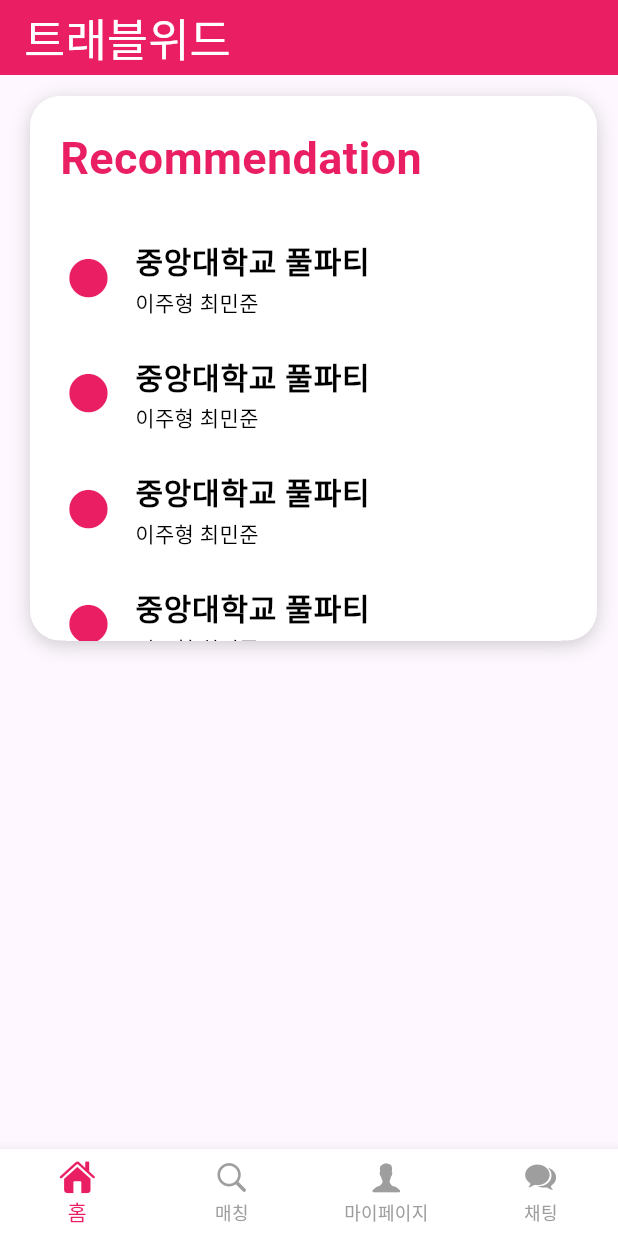
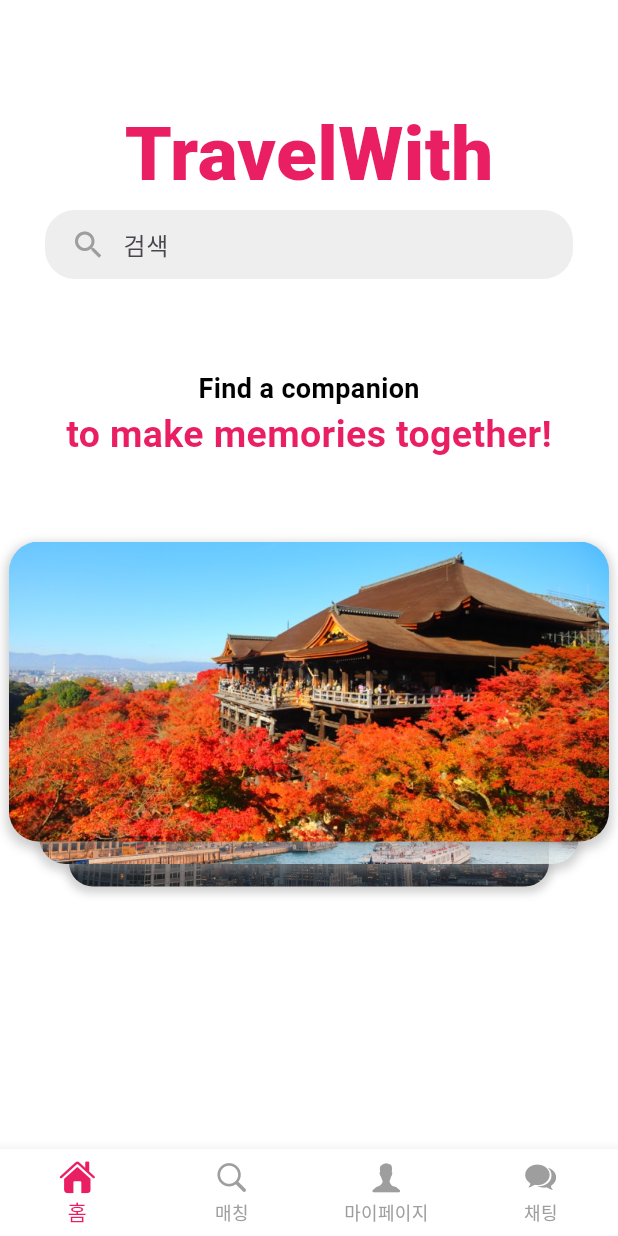
Before and after one commit to smilebank7/TravelWith_front, a Flutter app: the screen it shows after launch, on a phone screen of 412 x 824 dp. Run offline on Flutter 3.47's test engine with Material 3 defaults, Android fonts, the phone set to English and light mode, and no system bars; drawn by our look-alikes of card_swiper, draggable_home; our stand-ins replace dash_chat_2, dio, flutter_dotenv, flutter_riverpod, get, go_router and 3 more; missing offline and left inert: flutter_naver_map, random_avatar; project files that could hold a hidden picture were left out.

Commit message:
[UPDATE] 홈화면 디자인 변경

```diff
--- a/lib/main.dart
+++ b/lib/main.dart
@@ -77,17 +77,6 @@
         builder: (BuildContext context, GoRouterState state, StatefulNavigationShell navigationShell) {
           return SafeArea(
             child: Scaffold(
-                appBar: PreferredSize(preferredSize: const Size.fromHeight(50), child: AppBar(
-                  title: const Text(
-                    '트래블위드',
-                    style: TextStyle(
-                        fontSize: 30,
-                        color: Colors.white
-                    ),
-                  ),
-                  backgroundColor: Colors.pink,
-                )
-                ),
                 body: navigationShell,
                 bottomNavigationBar: BottomNavigationBar(
                     items: const<BottomNavigationBarItem>[
--- a/lib/pages/home/home2.dart
+++ b/lib/pages/home/home2.dart
@@ -1,6 +1,11 @@
 import 'package:flutter/material.dart';
 import 'package:flutter_riverpod/flutter_riverpod.dart';
 import 'package:flutter/cupertino.dart';
+import 'package:draggable_home/draggable_home.dart';
+import 'package:card_swiper/card_swiper.dart';
+
+import 'package:go_router/go_router.dart';
+import '/Controller/matchingProvider/matchingProviders.dart';
 
 class Home2 extends ConsumerStatefulWidget {
   const Home2({super.key});
@@ -12,58 +17,143 @@
 class _Home2State extends ConsumerState<Home2> {
   @override
   Widget build(BuildContext context) {
-    return Scaffold(
-      body: SingleChildScrollView(
+    final List<String> imagePaths = [
+      'assets/images/1.jpg',
+      'assets/images/2.jpg',
+      'assets/images/3.jpg',
+      'assets/images/4.jpg',
+      // 필요한 이미지 경로들을 추가합니다.
+    ];
+
+    return DraggableHome(
+      title: Padding(
+        padding: const EdgeInsets.all(20.0),
+        child: Text('TravelWith',
+          style: TextStyle(
+            color: Colors.black,
+            fontSize: 20,
+            fontWeight: FontWeight.bold,
+          )),
+      ),
+      headerWidget: Container(
+        alignment: Alignment.center,
+        color: Colors.white,
+        child: Text(
+          'TravelWith',
+          style: TextStyle(
+            color: Colors.pink,
+            fontSize: 50,
+            fontWeight: FontWeight.w900,
+          ),
+        ),
+      ),
+      headerBottomBar: Container(
+        color: Colors.white,
+        child: Padding(
+          padding: EdgeInsets.fromLTRB(20, 10, 20, 0),
+          child: TextField(
+            onTap: () {
+              context.go('/matching');
+            },
+            decoration: InputDecoration(
+              hintText: '검색',
+              contentPadding: EdgeInsets.symmetric(vertical: 0),
+              border: OutlineInputBorder(
+                borderRadius: BorderRadius.circular(20.0),
+                borderSide: BorderSide.none, // 테두리 선 없음
+              ),
+              filled: true,
+              fillColor: Colors.grey[200],
+              prefixIcon: Padding(
+                padding: EdgeInsets.only(left: 10),
+                child: Icon(Icons.search, color: Colors.grey),
+              ),
+            ),
+          ),
+        ),
+      ),
+      headerExpandedHeight: 0.25,
+      backgroundColor: Color(0xffffffff),
+      appBarColor: Colors.white,
+      body: [
+          Container(
+            height: 130,
+            width: double.infinity,
             child: Column(
               children: [
+                SizedBox(height: 40),
+                Text("Find a companion",style: TextStyle(
+                  color: Colors.black,
+                  fontSize: 18,
+                  fontWeight: FontWeight.w600,
+                ),),
+                Text("to make memories together!",style: TextStyle(
+                  color: Colors.pink,
+                  fontSize: 25,
+                  fontWeight: FontWeight.bold,
+                ),),
+
+              ],
+            )),
           Container(
+            height: 250,
+            width: double.infinity,
+            child: Swiper(
+              itemCount: imagePaths.length,
+              autoplay: true,
+              autoplayDelay: 5000,//5초
+              itemBuilder: (BuildContext context, int index) {
+                return Container(
                   decoration: BoxDecoration(
-                color: Colors.white,
-                borderRadius: BorderRadius.circular(20),
+                    borderRadius: BorderRadius.circular(20.0), // 테두리 라운드 처리
                     boxShadow: [
                       BoxShadow(
-                    color: Colors.grey.withOpacity(0.5),
-                    spreadRadius: 0,
-                    blurRadius: 10,
-                    offset: Offset(0, 3), // changes position of shadow
+                        color: Colors.grey.withOpacity(0.5), // 그림자 색상
+                        spreadRadius: 2, // 그림자 확산 범위
+                        blurRadius: 5, // 그림자 흐림 정도
+                        offset: Offset(0, 3), // 그림자 위치 (x, y)
                       ),
                     ],
                   ),
+                  child: ClipRRect(
+                    borderRadius: BorderRadius.circular(20.0),
+                    child: Image.asset(
+                      imagePaths[index], // 이미지 경로
+                      fit: BoxFit.cover,
+                    ),
+                  ),
+                );
+              },
+              itemWidth: 400,
+              itemHeight: 200,
+              layout: SwiperLayout.TINDER,
+            ),
+
+          ),
+          SizedBox(
+            height: 200,
+          ),
+          Padding(
+            padding: const EdgeInsets.all(40.0),
+            child: Container(
+              decoration: BoxDecoration(
+                borderRadius: BorderRadius.circular(10.0), // 테두리 라운드 처리
+                border: Border.all(
+                  color: Colors.pink, // 테두리 색상
+                  width: 2, // 테두리 두께
+                ),
+              ),
               width: double.infinity,
-              margin: EdgeInsets.fromLTRB(20, 14, 14, 0),
-              alignment: Alignment.centerLeft,
-              child: Column(
-                children: [
-                  Container(
-                      alignment: Alignment.centerLeft,
-                      padding: EdgeInsets.fromLTRB(20, 20, 20, 0),
-                      child: Text(
-                        'Recommendation',
-                        style: TextStyle(
-                            fontSize: 30,
-                            fontWeight: FontWeight.bold,
-                            color: Colors.pink)
-                        )
-                  ),
-                  Container(
-                    padding: EdgeInsets.fromLTRB(20, 20, 20, 0),
               height: 300,
               child: ListView.builder(
-                      itemCount: 5,
+                itemCount: 3,
                 itemBuilder: (context, index) {
-                        return InkWell(
-                            child: CustomCard()
-                        );
+                  return CustomCard();
                 },
               ),
             ),
-                ],
-              ),
           )
         ],
-
-        )
-      )
     );
   }
 }
--- a/pubspec.yaml
+++ b/pubspec.yaml
@@ -48,6 +48,8 @@
   slide_countdown: ^1.4.0
   quickalert: ^1.0.2
   flutter_rating_bar: ^4.0.1
+  card_swiper : ^3.0.1
+  draggable_home: ^1.0.2
 
 
 
@@ -79,6 +81,7 @@
   assets:
     - .env
     - assets/
+    - assets/images/
 
   fonts:
     - family: Playpen
```
Also changed, not shown: assets/images/1.jpg (added), assets/images/2.jpg (added), assets/images/3.jpg (added), assets/images/4.jpg (added), pubspec.lock, 3 other files. Lines whose indentation alone changed are shown as unchanged.
